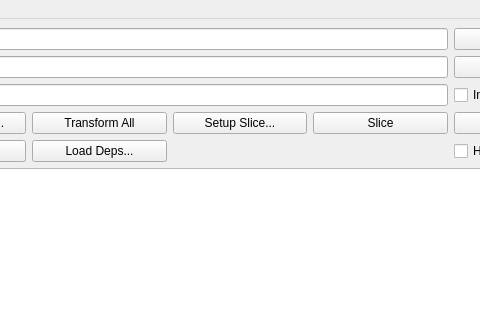
Before: the Qt Designer form cctwqt/cctwqtmainwindow.ui in guyjennings/cctw, drawn with Qt 5; both pictures show x 258 to 738 and y 0 to 320 of the 855 by 706 pixel window.
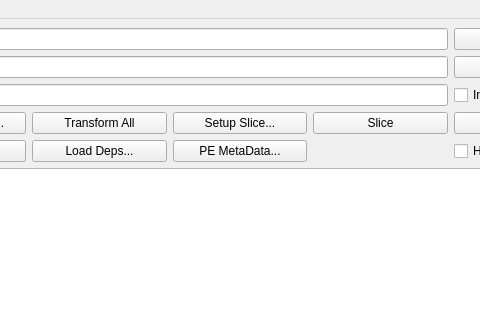
After: the same form once the commit is applied.

What changed in the file:
```diff
--- a/cctwqt/cctwqtmainwindow.ui
+++ b/cctwqt/cctwqtmainwindow.ui
@@ -164,6 +164,13 @@
       </property>
      </widget>
     </item>
+    <item row="4" column="3">
+     <widget class="QPushButton" name="m_PEMetaDataButton">
+      <property name="text">
+       <string>PE MetaData...</string>
+      </property>
+     </widget>
+    </item>
    </layout>
   </widget>
   <widget class="QMenuBar" name="menubar">
```
Left out of the diff: 11 changed lines with no effect on the pictures.
